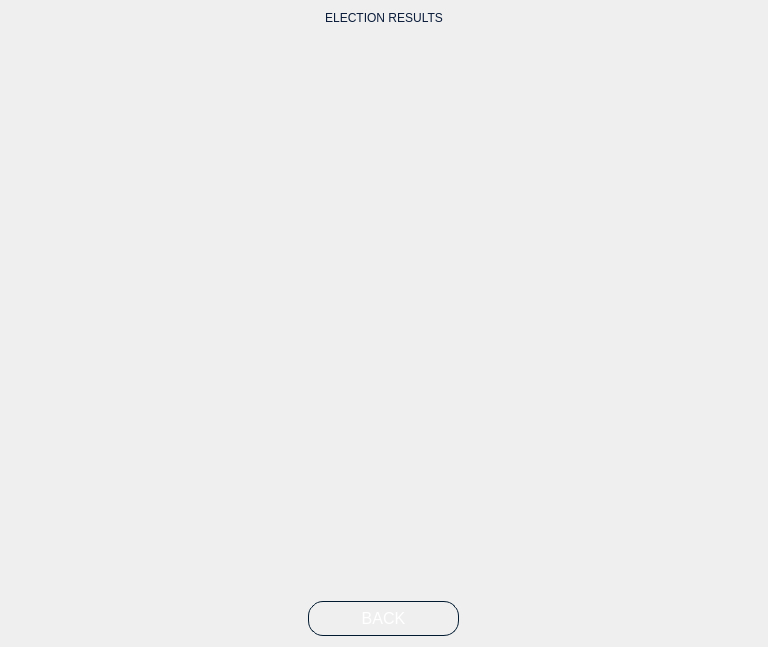
Before: the Qt Designer form VVM/electionresults.ui in GuisadongManok/PolliTech-VVM, drawn with Qt 5.
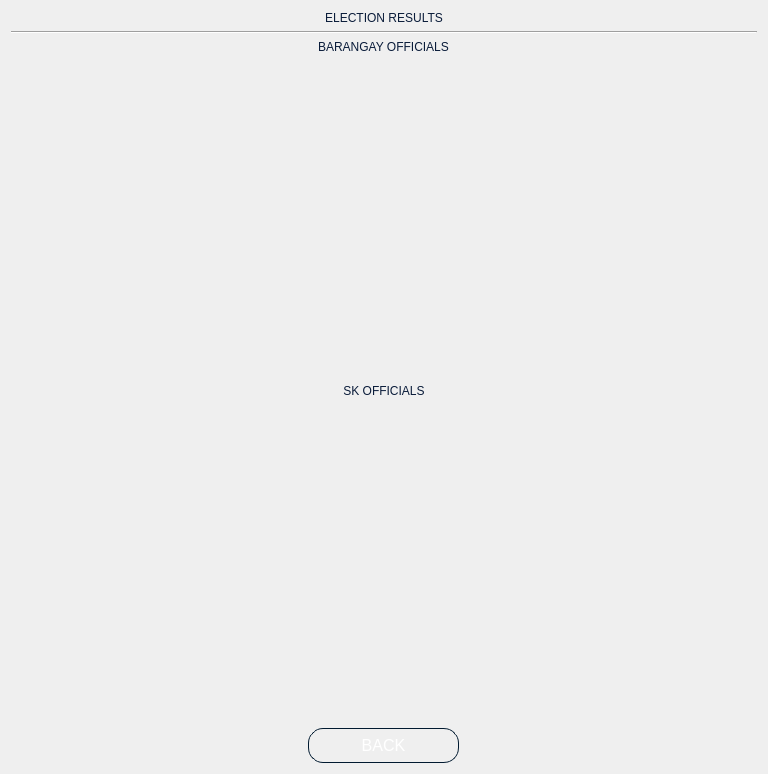
After: the same form once the commit is applied. Icons and pictures are not drawn.

Commit message: fixed election results layout

Diff of the .ui file:
```diff
--- a/VVM/electionresults.ui
+++ b/VVM/electionresults.ui
@@ -7,7 +7,7 @@
     <x>0</x>
     <y>0</y>
     <width>768</width>
-    <height>647</height>
+    <height>774</height>
    </rect>
   </property>
   <property name="minimumSize">
@@ -34,7 +34,7 @@
 }</string>
   </property>
   <layout class="QGridLayout" name="gridLayout">
-   <item row="0" column="0">
+   <item row="0" column="0" alignment="Qt::AlignmentFlag::AlignHCenter">
     <widget class="QLabel" name="label">
      <property name="styleSheet">
       <string notr="true">QLabel {
@@ -51,13 +51,77 @@
     </widget>
    </item>
    <item row="1" column="0">
-    <widget class="QTableWidget" name="VoteTable">
-     <property name="styleSheet">
-      <string notr="true">QTableWidget {
+    <layout class="QVBoxLayout" name="verticalLayout_4">
+     <item>
+      <widget class="Line" name="line_2">
+       <property name="orientation">
+        <enum>Qt::Orientation::Horizontal</enum>
+       </property>
+      </widget>
+     </item>
+     <item>
+      <layout class="QVBoxLayout" name="verticalLayout_3">
+       <item>
+        <layout class="QVBoxLayout" name="verticalLayout">
+         <item alignment="Qt::AlignmentFlag::AlignHCenter">
+          <widget class="QLabel" name="label_2">
+           <property name="styleSheet">
+            <string notr="true">QLabel {
+	font: 700 18pt &quot;Segoe UI&quot;;
+	color: #0A1C3A;
+}</string>
+           </property>
+           <property name="text">
+            <string>BARANGAY OFFICIALS</string>
+           </property>
+           <property name="alignment">
+            <set>Qt::AlignmentFlag::AlignCenter</set>
+           </property>
+          </widget>
+         </item>
+         <item>
+          <widget class="QTableWidget" name="table_barangay">
+           <property name="styleSheet">
+            <string notr="true">QTableWidget {
 background-color: transparent;
 }</string>
-     </property>
-    </widget>
+           </property>
+          </widget>
+         </item>
+        </layout>
+       </item>
+       <item>
+        <layout class="QVBoxLayout" name="verticalLayout_2">
+         <item alignment="Qt::AlignmentFlag::AlignHCenter">
+          <widget class="QLabel" name="label_3">
+           <property name="styleSheet">
+            <string notr="true">QLabel {
+	font: 700 18pt &quot;Segoe UI&quot;;
+	color: #0A1C3A;
+}</string>
+           </property>
+           <property name="text">
+            <string>SK OFFICIALS</string>
+           </property>
+           <property name="alignment">
+            <set>Qt::AlignmentFlag::AlignCenter</set>
+           </property>
+          </widget>
+         </item>
+         <item>
+          <widget class="QTableWidget" name="table_sk">
+           <property name="styleSheet">
+            <string notr="true">QTableWidget {
+background-color: transparent;
+}</string>
+           </property>
+          </widget>
+         </item>
+        </layout>
+       </item>
+      </layout>
+     </item>
+    </layout>
    </item>
    <item row="2" column="0" alignment="Qt::AlignmentFlag::AlignHCenter">
     <widget class="QPushButton" name="pushButton_back">
```
The commit also changes 8 other files.
